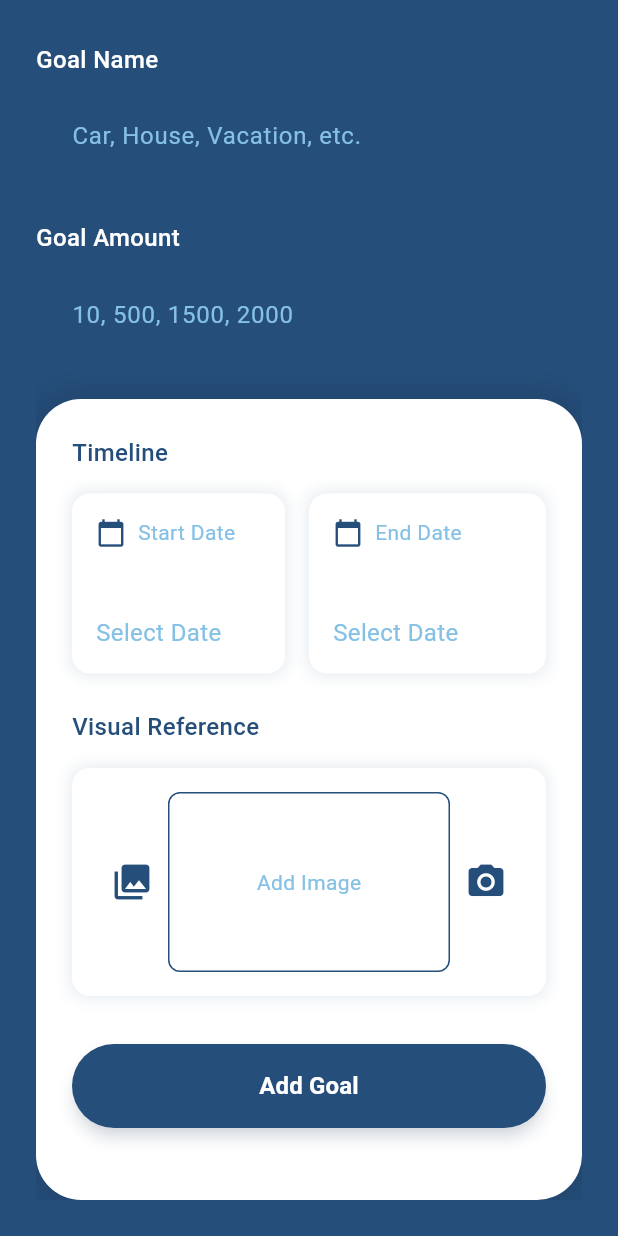
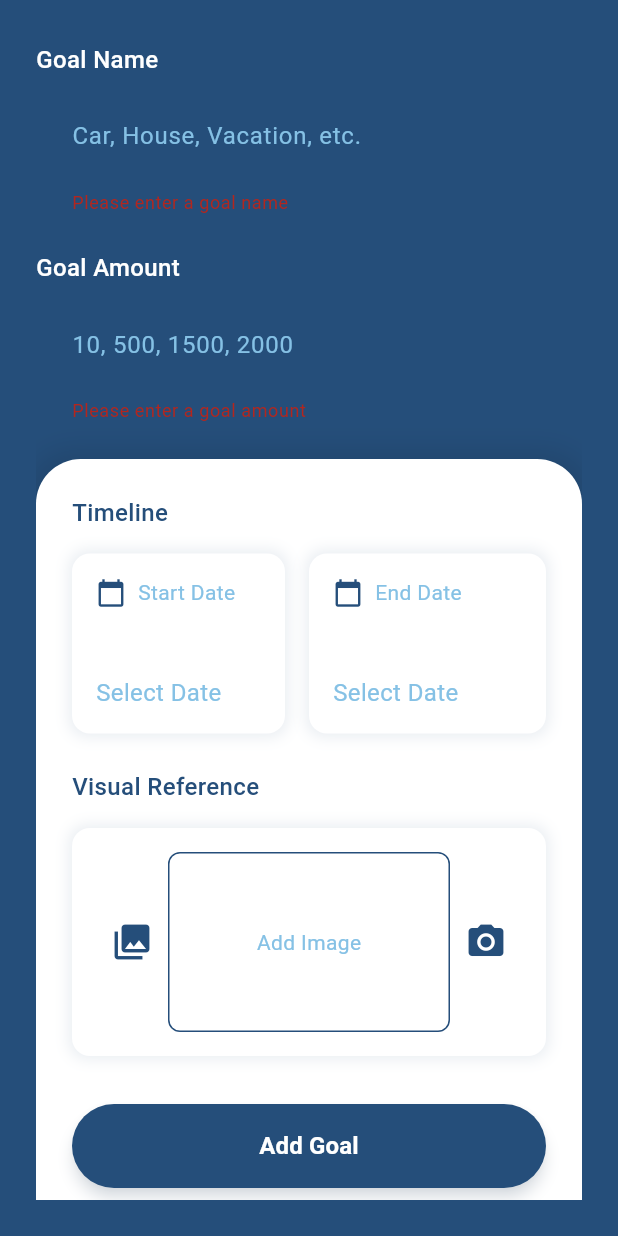
Before and after one commit to Fynaura/fynaura, a Flutter app: the AddGoalScreen screen opened directly, scrolled down 134 dp, after a tap on "Add Goal", on a phone screen of 412 x 824 dp. Run offline on Flutter 3.47's test engine with Material 3 defaults, Android fonts, the phone set to English and light mode, and no system bars; our stand-ins replace image_picker, shared_preferences; accounts and stored records are empty.

Commit message:
fixed the issues with the goal

```diff
--- a/front-end/lib/pages/goal-oriented-saving/AddGoalScreen.dart
+++ b/front-end/lib/pages/goal-oriented-saving/AddGoalScreen.dart
@@ -1,4 +1,5 @@
 import 'package:flutter/material.dart';
+import 'package:flutter/foundation.dart'; // added for kIsWeb
 import 'package:image_picker/image_picker.dart';
 import 'dart:io';
 
@@ -73,6 +74,8 @@ class _AddGoalScreenState extends State<AddGoalScreen> {
           Padding(
             padding: const EdgeInsets.all(24.0),
             child: SingleChildScrollView(
+              child: Form(
+                key: _formKey,
                 child: Column(
                   crossAxisAlignment: CrossAxisAlignment.start,
                   children: [
@@ -366,7 +369,9 @@ class _AddGoalScreenState extends State<AddGoalScreen> {
                                     child: _selectedImage != null
                                         ? ClipRRect(
                                       borderRadius: BorderRadius.circular(8),
-                                    child: Image.file(_selectedImage!, fit: BoxFit.cover),
+                                      child: kIsWeb
+                                          ? Image.network(_selectedImage!.path, fit: BoxFit.cover)
+                                          : Image.file(_selectedImage!, fit: BoxFit.cover),
                                     )
                                         : Center(
                                       child: Text(
@@ -406,12 +411,18 @@ class _AddGoalScreenState extends State<AddGoalScreen> {
                               ),
                               onPressed: () {
                                 if (_formKey.currentState!.validate()) {
+                                  if (_startDate == null || _endDate == null) {
+                                    ScaffoldMessenger.of(context).showSnackBar(
+                                      SnackBar(content: Text("Please select start and end dates")),
+                                    );
+                                    return;
+                                  }
                                   // Create the Goal object
                                   Goal newGoal = Goal(
                                     name: _goalNameController.text,
                                     amount: double.parse(_goalAmountController.text),
-                                  startDate: _startDate ?? DateTime.now(),
-                                  endDate: _endDate ?? DateTime.now(),
+                                    startDate: _startDate!,
+                                    endDate: _endDate!,
                                   );
 
                                   // Pass the created goal back to the previous screen
@@ -436,6 +447,7 @@ class _AddGoalScreenState extends State<AddGoalScreen> {
                 ),
               ),
             ),
+          ),
         ],
       ),
     );
--- a/front-end/lib/pages/goal-oriented-saving/Goalpage.dart
+++ b/front-end/lib/pages/goal-oriented-saving/Goalpage.dart
@@ -61,20 +61,17 @@ class _GoalPageState extends State<GoalPage> {
               style: TextStyle(fontSize: 24, fontWeight: FontWeight.bold),
             ),
             SizedBox(height: 10),
-
             if (inProgressGoals.isNotEmpty) ...[
               Text('In Progress', style: TextStyle(fontSize: 18, fontWeight: FontWeight.bold)),
               SizedBox(height: 5),
               _buildGoalList(inProgressGoals),
               SizedBox(height: 20),
             ],
-
             if (completedGoals.isNotEmpty) ...[
               Text('Completed', style: TextStyle(fontSize: 18, fontWeight: FontWeight.bold)),
               SizedBox(height: 5),
               _buildGoalList(completedGoals),
             ],
-
             if (goals.isEmpty)
               Expanded(
                 child: Center(
@@ -84,7 +81,6 @@ class _GoalPageState extends State<GoalPage> {
                   ),
                 ),
               ),
-
             SizedBox(
               width: double.infinity,
               child: ElevatedButton(
@@ -101,6 +97,7 @@ class _GoalPageState extends State<GoalPage> {
                     MaterialPageRoute(builder: (context) => AddGoalScreen()),
                   ) as Goal?;
 
+                  // Automatically add and display the goal if one was created
                   if (newGoal != null) {
                     _addGoal(newGoal);
                   }
```
Lines whose indentation alone changed are shown as unchanged.
